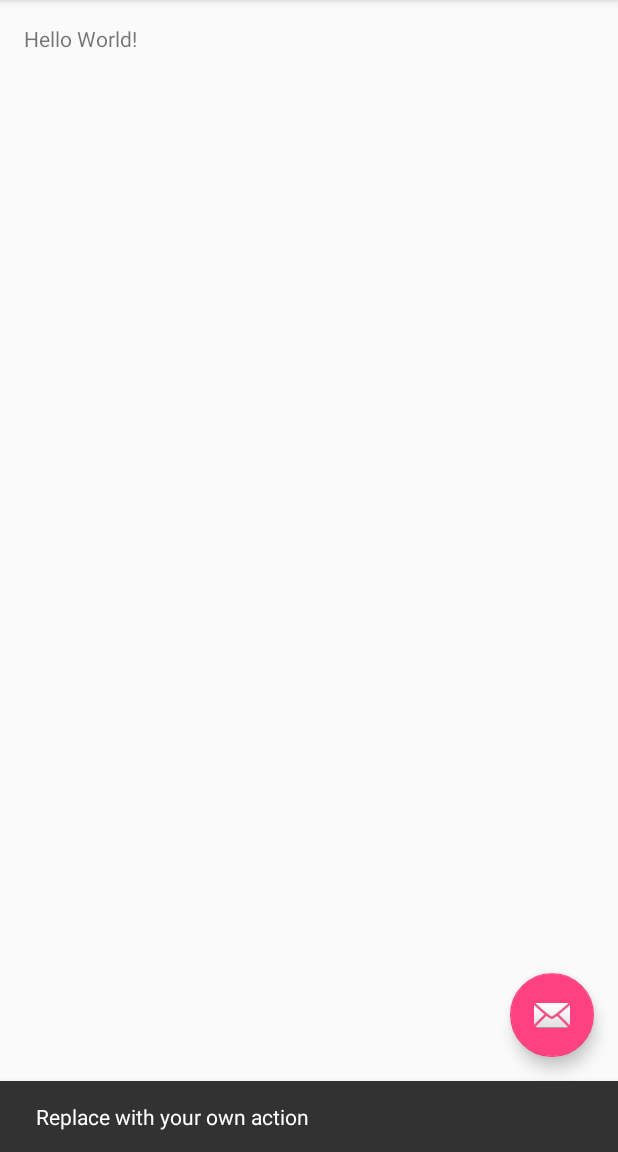
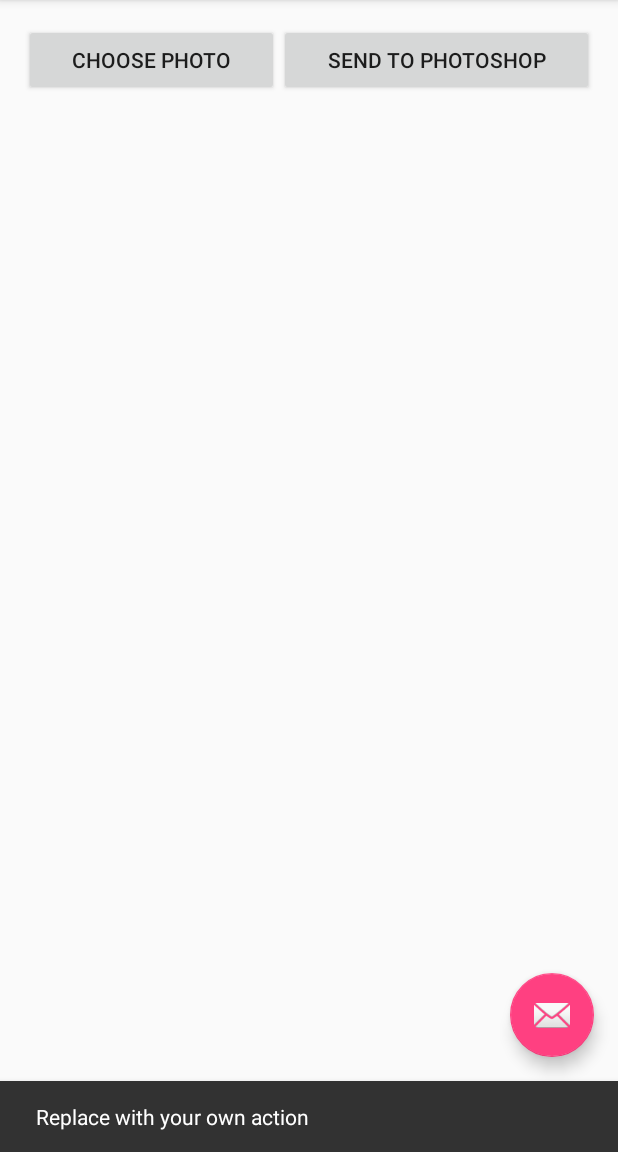
Before and after one commit to userbiltcreative/Adobe-andtoid-get-started, an Android app: the screen it shows after launch (MainActivity), after a tap on an icon or button, on a phone screen of 412 x 824 dp, the part 84-1236 px from its top. Run offline under Robolectric (Android 15) with nearby library versions, the phone set to English and light mode, and no system bars; libraries missing offline, so code that uses them is left out: com.adobe.creativesdk; 8 statements that could not run were skipped.

Commit message:
Added buttons and ImageView to layout.

```diff
--- a/send-to-desktop-api/app/src/main/res/layout/content_main.xml
+++ b/send-to-desktop-api/app/src/main/res/layout/content_main.xml
@@ -12,8 +12,33 @@
     tools:context="com.adobe.sendtodesktopapi.MainActivity"
     tools:showIn="@layout/activity_main">
 
-    <TextView
+    <LinearLayout
+        android:orientation="horizontal"
+        android:layout_width="match_parent"
+        android:layout_height="wrap_content"
+        android:layout_alignParentTop="true"
+        android:layout_centerHorizontal="true"
+        android:id="@+id/buttonLayout">
+
+        <Button
+            android:layout_width="wrap_content"
+            android:layout_height="wrap_content"
+            android:text="Choose photo"
+            android:id="@+id/openGalleryButton"
+            android:layout_weight="1" />
+
+        <Button
+            android:layout_width="wrap_content"
+            android:layout_height="wrap_content"
+            android:text="Send to Photoshop"
+            android:id="@+id/sendToPhotoshopButton"
+            android:layout_weight="1" />
+    </LinearLayout>
+
+    <ImageView
         android:layout_width="wrap_content"
         android:layout_height="wrap_content"
-        android:text="Hello World!" />
+        android:id="@+id/selectedImageView"
+        android:layout_centerVertical="true"
+        android:layout_centerHorizontal="true" />
 </RelativeLayout>
```
